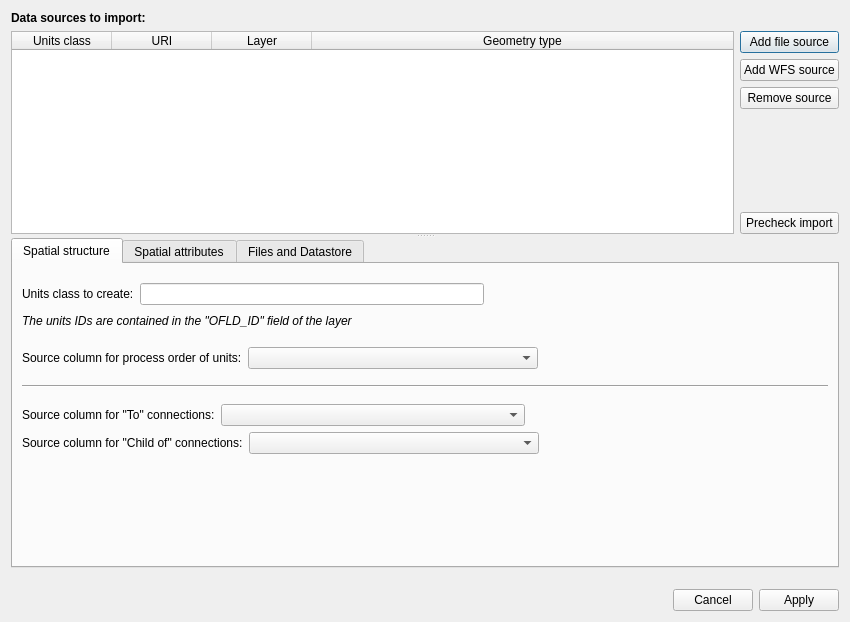
Qt form src/builderexts/import.spatial-graph.ogr-gdal/OGRGDALDialog.ui (OpenFLUID/openfluid) before a commit.
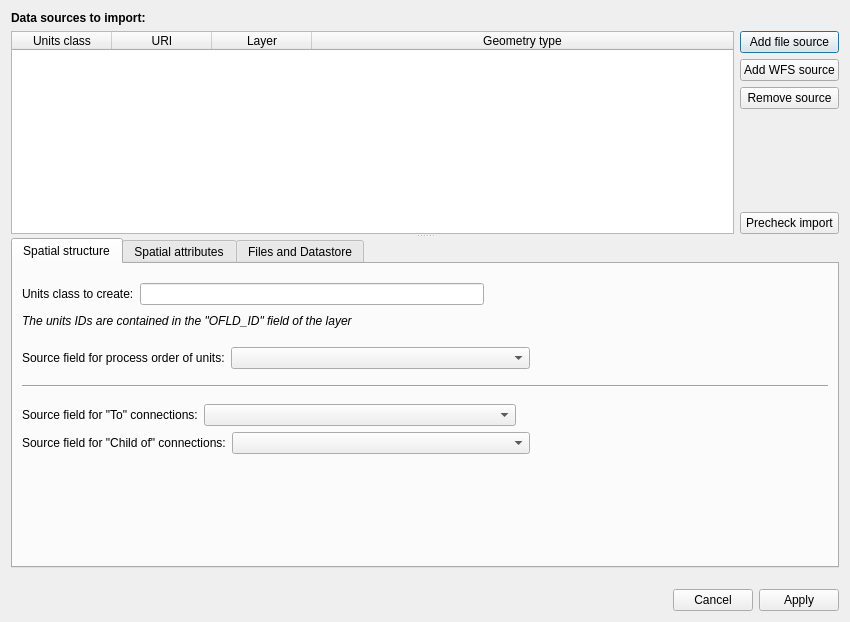
The same form after that commit. The open tabs and pages were chosen to show the change.

What changed in the file:
```diff
--- a/src/builderexts/import.spatial-graph.ogr-gdal/OGRGDALDialog.ui
+++ b/src/builderexts/import.spatial-graph.ogr-gdal/OGRGDALDialog.ui
@@ -259,7 +259,7 @@
                 <item>
                  <widget class="QLabel" name="label_8">
                   <property name="text">
-                   <string>Source column for process order of units:</string>
+                   <string>Source field for process order of units:</string>
                   </property>
                  </widget>
                 </item>
@@ -334,7 +334,7 @@
                    </sizepolicy>
                   </property>
                   <property name="text">
-                   <string>Source column for &quot;To&quot; connections:</string>
+                   <string>Source field for &quot;To&quot; connections:</string>
                   </property>
                  </widget>
                 </item>
@@ -367,7 +367,7 @@
                    </sizepolicy>
                   </property>
                   <property name="text">
-                   <string>Source column for &quot;Child of&quot; connections:</string>
+                   <string>Source field for &quot;Child of&quot; connections:</string>
                   </property>
                  </widget>
                 </item>
```
Left out of the diff: 6 changed lines with no effect on the pictures.
